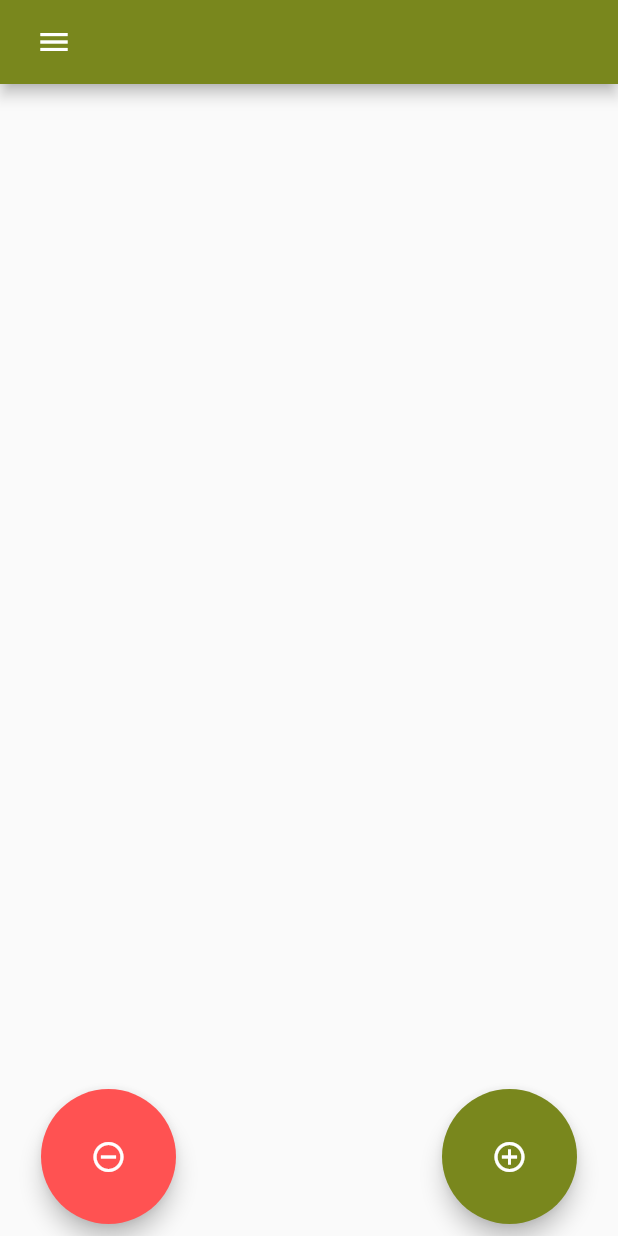
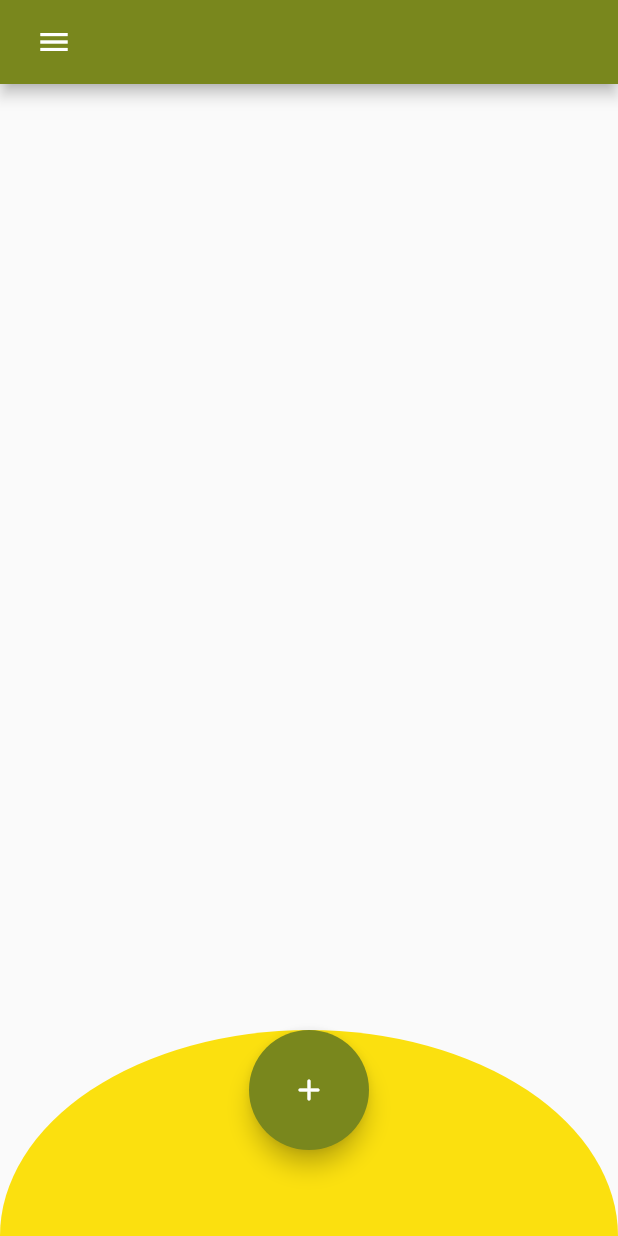
Before and after one commit to goodiny777/Karma-Flutter, a Flutter app: the screen it shows after launch, on a phone screen of 412 x 824 dp. Run offline on Flutter 3.47's test engine with Material 2 defaults, Android fonts, the phone set to English and light mode, and no system bars; our stand-ins replace animated_splash_screen, flutter_local_notifications, flutter_native_timezone, fluttertoast, pie_chart, sqflite and 1 more; accounts and stored records are empty.

Commit message:
Screen metrics placed in constants home page changes( two buttons replaced with one) Drawer menu items color changed to app green color Deed dialog upgrade and type toggl

```diff
--- a/karma/karma/lib/general/constants.dart
+++ b/karma/karma/lib/general/constants.dart
@@ -1,5 +1,10 @@
 import 'package:flutter/cupertino.dart';
 import 'package:flutter/material.dart';
+
+BuildContext? mainContext;
+
+var screenWidth = MediaQuery.of(mainContext!).size.width;
+var screenHeight = MediaQuery.of(mainContext!).size.height;
 
 const materialAppDarkGreen = MaterialColor(
   0xff042707,
@@ -16,6 +21,7 @@ const materialAppDarkGreen = MaterialColor(
     900: Color(0xFF021203),
   },
 );
+
 const materialAppLightGreen = MaterialColor(0xff79871d, <int, Color>{
   50: Color(0xFFe4edab),
   100: Color(0xFFd4e278),
@@ -28,6 +34,7 @@ const materialAppLightGreen = MaterialColor(0xff79871d, <int, Color>{
   800: Color(0xFF3c430e),
   900: Color(0xFF1e2207),
 });
+
 const materialAppYellow = MaterialColor(0xffFBE00F, <int, Color>{
   50: Color(0xFFfef7c3),
   100: Color(0xFFfdf29f),
--- a/karma/karma/lib/general/db.dart
+++ b/karma/karma/lib/general/db.dart
@@ -63,7 +63,7 @@ class DBProvider {
     final db = await database;
     var res = await db?.query("Deed",
         where: date?.millisecondsSinceEpoch != null
-            ? '${columnDate} = ${date?.millisecondsSinceEpoch}'
+            ? '$columnDate = ${date?.millisecondsSinceEpoch}'
             : 'TRUE');
     List<Deed> list = (res?.isNotEmpty == true
         ? res?.map((c) => Deed.fromMap(c)).toList()
@@ -79,7 +79,7 @@ class DBProvider {
         if (filteredList.firstWhereOrNull((element) =>
                 element?.day == date?.day &&
                 element?.month == date?.month &&
-                element?.year == date?.year) !=
+                element?.year == date?.year) ==
             null) {
           filteredList.add(date);
         }
--- a/karma/karma/lib/screens/home_page.dart
+++ b/karma/karma/lib/screens/home_page.dart
@@ -1,9 +1,11 @@
 import 'package:flutter/material.dart';
+import 'package:flutter/widgets.dart';
 import 'package:karma/dialogs/deed_dialog.dart';
 import 'package:karma/general/constants.dart';
 import 'package:karma/general/db.dart';
 import 'package:karma/models/deed.dart';
 import 'package:karma/widgets/drawer.dart';
+import 'package:karma/widgets/semi_circle.dart';
 
 // ignore: must_be_immutable
 class MyHomePage extends StatefulWidget {
@@ -22,7 +24,7 @@ class MyHomePage extends StatefulWidget {
 }
 
 class _MyHomePageState extends State<MyHomePage> {
-  static const fabSide = 90.0;
+  static const fabSide = 80.0;
 
   @override
   void initState() {
@@ -63,6 +65,7 @@ class _MyHomePageState extends State<MyHomePage> {
 
   @override
   Widget build(BuildContext context) {
+    mainContext = context;
     return Scaffold(
       resizeToAvoidBottomInset: false,
       key: widget._drawerKey,
@@ -79,8 +82,8 @@ class _MyHomePageState extends State<MyHomePage> {
       body: Column(
         children: [
           SizedBox(
-              height: MediaQuery.of(context).size.height * 0.1,
-              width: MediaQuery.of(context).size.width,
+            height: screenHeight * 0.1,
+            width: screenWidth,
             child: FutureBuilder<List<DateTime?>>(
               future: widget._dbProvider.getAllDates(),
               builder: (BuildContext context,
@@ -112,12 +115,11 @@ class _MyHomePageState extends State<MyHomePage> {
           ),
           Expanded(
             child: SizedBox(
-                height: MediaQuery.of(context).size.height * 0.9,
               child: FutureBuilder<List<Deed>>(
-                  future: widget._dbProvider
-                      .getAllDeedsForDate(widget.selectedDate),
-                  builder: (BuildContext context,
-                      AsyncSnapshot<List<Deed>> snapshot) {
+                future:
+                    widget._dbProvider.getAllDeedsForDate(widget.selectedDate),
+                builder:
+                    (BuildContext context, AsyncSnapshot<List<Deed>> snapshot) {
                   if (snapshot.hasData) {
                     return ListView.builder(
                       itemCount: snapshot.data?.length,
@@ -143,25 +145,24 @@ class _MyHomePageState extends State<MyHomePage> {
                             });
                           },
                           child: Container(
-                              height: 100,
+                            height: 120,
                             margin: EdgeInsets.all(5),
                             child: ListTile(
                               title: Text(
                                 "Title: $deedTitle",
-                                  style: TextStyle(fontSize: 22),
+                                style: TextStyle(fontSize: 20),
                               ),
                               leading: Image(
                                 image: AssetImage(imagePath),
                                 color: color,
                               ),
-                                trailing: Text(
-                                    "Deed evaluation: ${item?.value}",
-                                    style: TextStyle(fontSize: 18)),
+                              trailing: Text("Deed evaluation: ${item?.value}",
+                                  style: TextStyle(fontSize: 16)),
                               isThreeLine: true,
                               subtitle: Text(
                                 "Time: ${item?.date?.hour}:${item?.date?.minute}"
                                 "\nDescription: ${item?.description}",
-                                  style: TextStyle(fontSize: 18),
+                                style: TextStyle(fontSize: 16),
                               ),
                             ),
                             decoration: BoxDecoration(
@@ -189,50 +190,23 @@ class _MyHomePageState extends State<MyHomePage> {
               ),
             ),
           ),
+          Container(
+            child: Stack(
+              alignment: AlignmentDirectional.topCenter,
+              children: [
+                SemiCircle(),
+                Positioned(
+                  child: fab(),
+                ),
               ],
             ),
-        floatingActionButtonLocation: FloatingActionButtonLocation.centerDocked,
-        floatingActionButton: Padding(
-          padding: const EdgeInsets.all(8.0),
-          child: Row(
-            mainAxisAlignment: MainAxisAlignment.spaceAround,
-            children: <Widget>[badFab(), SizedBox(width: 100), goodFab()],
           ),
-        ));
-  }
-
-  Widget badFab() {
-    return Container(
-      width: fabSide,
-      height: fabSide,
-      child: FloatingActionButton(
-        backgroundColor: Colors.redAccent,
-        heroTag: "btnBad",
-        onPressed: () => {
-          if (widget.canAction)
-            {
-              widget.canAction = false,
-              showDialog(
-                  context: context,
-                  barrierDismissible: false,
-                  builder: (BuildContext context) {
-                    return DeedDialog(
-                        type: false,
-                        onConfirm: () => {
-                              updateOnDeedAdded(),
-                            });
-                  }),
-              Future.delayed(Duration(seconds: 1), () {
-                widget.canAction = true;
-              }),
-            },
-        },
-        child: Icon(Icons.remove_circle_outline_outlined, color: Colors.white),
+        ],
       ),
     );
   }
 
-  Widget goodFab() {
+  Widget fab() {
     return Container(
       width: fabSide,
       height: fabSide,
@@ -248,7 +222,6 @@ class _MyHomePageState extends State<MyHomePage> {
                   barrierDismissible: false,
                   builder: (BuildContext context) {
                     return DeedDialog(
-                        type: true,
                         onConfirm: () => {
                               updateOnDeedAdded(),
                             });
@@ -258,7 +231,7 @@ class _MyHomePageState extends State<MyHomePage> {
               }),
             }
         },
-        child: Icon(Icons.add_circle_outline, color: Colors.white),
+        child: Icon(Icons.add_rounded, color: Colors.white),
       ),
     );
   }
--- a/karma/karma/lib/widgets/drawer.dart
+++ b/karma/karma/lib/widgets/drawer.dart
@@ -27,8 +27,12 @@ Widget getDrawer(BuildContext context) {
             image: AssetImage("assets/images/statistics.png"),
             width: 25,
             height: 25,
+            color: materialAppLightGreen,
           ),
-          title: Text("Statistics"),
+          title: Text(
+            "Statistics",
+            style: TextStyle(color: materialAppLightGreen),
+          ),
           onTap: () {
             Navigator.pop(context);
             Navigator.of(context).push(
@@ -40,8 +44,12 @@ Widget getDrawer(BuildContext context) {
             image: AssetImage("assets/images/alarm.png"),
             width: 25,
             height: 25,
+            color: materialAppLightGreen,
           ),
-          title: Text("Alarms"),
+          title: Text(
+            "Alarms",
+            style: TextStyle(color: materialAppLightGreen),
+          ),
           onTap: () {
             Navigator.pop(context);
             Navigator.of(context)
@@ -51,9 +59,13 @@ Widget getDrawer(BuildContext context) {
         ListTile(
           leading: Icon(
             Icons.queue_music_rounded,
-            color: Colors.black,
+            color: materialAppLightGreen,
+            size: 25.0,
           ),
-          title: Text("Music"),
+          title: Text(
+            "Music",
+            style: TextStyle(color: materialAppLightGreen),
+          ),
           onTap: () {
             Navigator.pop(context);
             Navigator.of(context)
@@ -65,8 +77,12 @@ Widget getDrawer(BuildContext context) {
             image: AssetImage("assets/images/share.png"),
             width: 25,
             height: 25,
+            color: materialAppLightGreen,
           ),
-          title: Text("Share app"),
+          title: Text(
+            "Share app",
+            style: TextStyle(color: materialAppLightGreen),
+          ),
           onTap: () {
             Navigator.pop(context);
           },
@@ -76,8 +92,12 @@ Widget getDrawer(BuildContext context) {
             image: AssetImage("assets/images/backup.png"),
             width: 25,
             height: 25,
+            color: materialAppLightGreen,
           ),
-          title: Text("Backup"),
+          title: Text(
+            "Backup",
+            style: TextStyle(color: materialAppLightGreen),
+          ),
           onTap: () {
             Navigator.pop(context);
             Navigator.of(context)
@@ -89,8 +109,12 @@ Widget getDrawer(BuildContext context) {
             image: AssetImage("assets/images/email.png"),
             width: 25,
             height: 25,
+            color: materialAppLightGreen,
           ),
-          title: Text("Contact us"),
+          title: Text(
+            "Contact us",
+            style: TextStyle(color: materialAppLightGreen),
+          ),
           onTap: () {
             Navigator.pop(context);
             Navigator.of(context)
@@ -102,8 +126,12 @@ Widget getDrawer(BuildContext context) {
             image: AssetImage("assets/images/about.png"),
             width: 25,
             height: 25,
+            color: materialAppLightGreen,
           ),
-          title: Text("About"),
+          title: Text(
+            "About",
+            style: TextStyle(color: materialAppLightGreen),
+          ),
           onTap: () {
             Navigator.pop(context);
             Navigator.of(context)
--- /dev/null
+++ b/karma/karma/lib/widgets/semi_circle.dart
@@ -0,0 +1,38 @@
+import 'dart:math';
+
+import 'package:flutter/material.dart';
+import 'package:flutter/widgets.dart';
+import 'package:karma/general/constants.dart';
+
+class SemiCircle extends StatelessWidget {
+  const SemiCircle({Key? key}) : super(key: key);
+
+  @override
+  Widget build(BuildContext context) {
+    return CustomPaint(
+      painter: SemiCirclePainter(),
+      size: Size(screenWidth, screenWidth / 3),
+    );
+  }
+}
+
+class SemiCirclePainter extends CustomPainter {
+  @override
+  void paint(Canvas canvas, Size size) {
+    Paint paint = Paint()..color = materialAppYellow;
+    canvas.drawArc(
+      Rect.fromCenter(
+        center: Offset(size.height * 1.5, size.width / 3),
+        height: size.height * 2,
+        width: size.width,
+      ),
+      pi,
+      pi,
+      false,
+      paint,
+    );
+  }
+
+  @override
+  bool shouldRepaint(CustomPainter oldDelegate) => false;
+}
```
Also changed, not shown: karma/karma/lib/dialogs/deed_dialog.dart (+35 -20 lines), karma/karma/pubspec.lock, 8 other files. Lines whose indentation alone changed are shown as unchanged.
